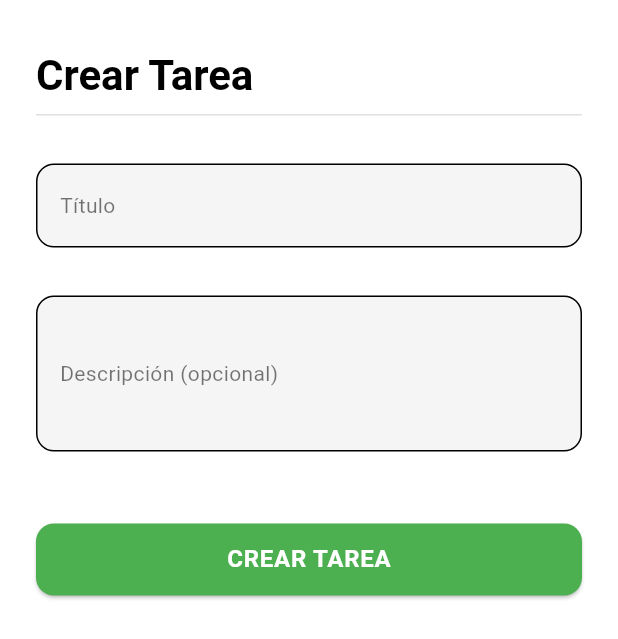
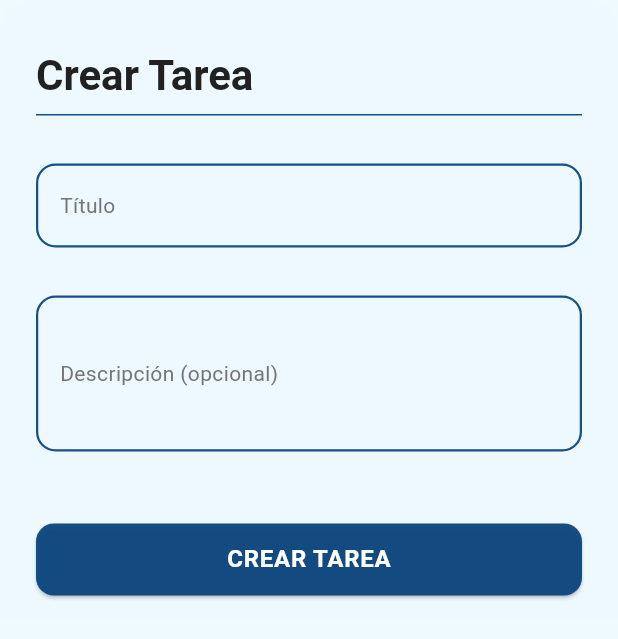
Before and after one commit to Bayron94/Task_Manager-Flutter_BLoC, a Flutter app: the CreateTaskBottomSheet widget shown alone on an empty page, opened directly, on a phone screen of 412 x 824 dp. Shown: the top 639 px of the screen. Run offline on Flutter 3.47's test engine with Material 3 defaults, Android fonts, the phone set to English and light mode, and no system bars; our stand-ins replace dartz, equatable, flutter_bloc, fluttertoast, get_it, hive and 1 more; accounts and stored records are empty; statements that could not run were skipped.

Commit message:
refactor: change theme

```diff
--- a/lib/core/theme/theme.dart
+++ b/lib/core/theme/theme.dart
@@ -1,138 +1,135 @@
 import 'package:flutter/material.dart';
 
+const Color customPrimaryColor = Color.fromARGB(237, 8, 67, 125);
+const Color customSecondaryColor = Color(0xFF42A5F5);
+const Color customAccentColor = Color(0xFF4F87DB);
+const Color customBackground = Color(0xDFEDF9FF);
+const Color customTextColor = Color(0xFF212121);
+const Color customHintColor = Color(0xFF757575);
+const Color customCardColor = Color(0xC0F5F8FC);
+
 class AppTheme {
-  static final lightTheme = ThemeData(
-    brightness: Brightness.light,
-    primaryColor: Colors.green.shade100.withOpacity(0.1),
-    scaffoldBackgroundColor: Colors.white,
-    appBarTheme: const AppBarTheme(
-      backgroundColor: Colors.grey,
+  final bool isDarkmode;
+
+  AppTheme({
+    this.isDarkmode = false,
+  });
+
+  ThemeData getTheme() => ThemeData(
+        useMaterial3: true,
+        brightness: isDarkmode ? Brightness.dark : Brightness.light,
+        primaryColor: customPrimaryColor,
+        scaffoldBackgroundColor: isDarkmode ? Colors.black : customBackground,
+        colorScheme: ColorScheme(
+          brightness: isDarkmode ? Brightness.dark : Brightness.light,
+          primary: customPrimaryColor,
+          onPrimary: Colors.white,
+          secondary: customSecondaryColor,
+          onSecondary: Colors.white,
+          error: Colors.red,
+          onError: Colors.white,
+          background: isDarkmode ? Colors.black : customBackground,
+          onBackground: isDarkmode ? Colors.white : customTextColor,
+          surface: isDarkmode ? Colors.grey.shade800 : Colors.white,
+          onSurface: isDarkmode ? Colors.white : customTextColor,
+        ),
+
+        //* AppBar Theme
+        appBarTheme: AppBarTheme(
+          backgroundColor: isDarkmode ? Colors.black : customPrimaryColor,
+          centerTitle: true,
+          elevation: 0,
+          titleTextStyle: const TextStyle(
+            color: Colors.white,
+            fontWeight: FontWeight.bold,
+            fontSize: 20,
+          ),
+          iconTheme: const IconThemeData(
+            color: Colors.white,
+          ),
+        ),
+
+        //* Filled Button Theme
+        filledButtonTheme: FilledButtonThemeData(
+          style: TextButton.styleFrom(
             foregroundColor: Colors.white,
-      elevation: 0,
+            textStyle:
+                const TextStyle(fontSize: 18, fontWeight: FontWeight.bold),
+            backgroundColor: customPrimaryColor,
+            shape: RoundedRectangleBorder(
+              borderRadius: BorderRadius.circular(12.0),
             ),
-    colorScheme: ColorScheme.light(
-      surface: Colors.white,
-      background: Colors.grey.shade50,
-      primary: Colors.green,
-      secondary: Colors.teal,
-      error: Colors.red,
           ),
-    cardColor: Colors.green.shade200,
-    secondaryHeaderColor: Colors.grey.shade300,
+        ),
+
+        //* FloatingActionButton Theme
+        floatingActionButtonTheme: const FloatingActionButtonThemeData(
+          backgroundColor: customSecondaryColor,
+          foregroundColor: Colors.white,
+          elevation: 4,
+        ),
+
+        //* Card Theme
+        cardColor: isDarkmode ? Colors.grey.shade800 : Colors.white,
+        cardTheme: CardTheme(
+          margin: const EdgeInsets.all(8.0),
+          shape: RoundedRectangleBorder(
+            borderRadius: BorderRadius.circular(12.0),
+          ),
+          elevation: 4,
+        ),
+
+        //* Text Inputs
+        inputDecorationTheme: _inputDecorations,
+
+        //* Dropdown Menu Theme
+        dropdownMenuTheme: DropdownMenuThemeData(
+          inputDecorationTheme: _inputDecorations,
+          textStyle: const TextStyle(color: customTextColor),
+        ),
+
+        //* Text Theme
         textTheme: const TextTheme(
           displayLarge: TextStyle(
             fontSize: 32,
             fontWeight: FontWeight.bold,
-        color: Colors.black,
+            color: customTextColor,
           ),
           titleLarge: TextStyle(
-        fontSize: 20,
+            fontSize: 18,
             fontWeight: FontWeight.w600,
-        color: Colors.black,
+            color: customTextColor,
           ),
           bodyLarge: TextStyle(
             fontSize: 16,
             fontWeight: FontWeight.normal,
-        color: Colors.black87,
+            color: customTextColor,
           ),
           bodyMedium: TextStyle(
             fontSize: 14,
             fontWeight: FontWeight.normal,
-        color: Colors.black54,
+            color: customHintColor,
           ),
-    ),
-    floatingActionButtonTheme: const FloatingActionButtonThemeData(
-      backgroundColor: Colors.green,
-      foregroundColor: Colors.white,
-    ),
-    elevatedButtonTheme: ElevatedButtonThemeData(
-      style: ButtonStyle(
-        backgroundColor: MaterialStateProperty.all(Colors.blue),
-        foregroundColor: MaterialStateProperty.all(Colors.white),
-        textStyle: MaterialStateProperty.all(
-          const TextStyle(fontWeight: FontWeight.bold),
-        ),
-      ),
-    ),
-    inputDecorationTheme: InputDecorationTheme(
-      filled: true,
-      fillColor: Colors.grey.shade100,
-      border: OutlineInputBorder(
-        borderRadius: BorderRadius.circular(10),
-        borderSide: const BorderSide(color: Colors.blue),
-      ),
-      focusedBorder: OutlineInputBorder(
-        borderRadius: BorderRadius.circular(10),
-        borderSide: const BorderSide(color: Colors.green, width: 2),
-      ),
-      labelStyle: const TextStyle(color: Colors.black54),
         ),
       );
 
-  static final darkTheme = ThemeData(
-    brightness: Brightness.dark,
-    primaryColor: Colors.grey.shade500.withOpacity(0.3),
-    scaffoldBackgroundColor: Colors.grey.shade900,
-    appBarTheme: const AppBarTheme(
-      backgroundColor: Colors.green,
-      foregroundColor: Colors.white,
-      elevation: 0,
-    ),
-    colorScheme: ColorScheme.dark(
-      primary: Colors.green,
-      secondary: Colors.teal,
-      surface: Colors.grey.shade800,
-      background: Colors.black,
-      error: Colors.red,
-    ),
-    cardColor: Colors.grey.shade900,
-    textTheme: const TextTheme(
-      displayLarge: TextStyle(
-        fontSize: 32,
-        fontWeight: FontWeight.bold,
-        color: Colors.white,
-      ),
-      titleLarge: TextStyle(
-        fontSize: 20,
-        fontWeight: FontWeight.w600,
-        color: Colors.white,
-      ),
-      bodyLarge: TextStyle(
-        fontSize: 16,
-        fontWeight: FontWeight.normal,
-        color: Colors.white70,
-      ),
-      bodyMedium: TextStyle(
-        fontSize: 14,
-        fontWeight: FontWeight.normal,
-        color: Colors.white60,
-      ),
-    ),
-    floatingActionButtonTheme: const FloatingActionButtonThemeData(
-      backgroundColor: Colors.green,
-      foregroundColor: Colors.white,
-    ),
-    elevatedButtonTheme: ElevatedButtonThemeData(
-      style: ButtonStyle(
-        backgroundColor: MaterialStateProperty.all(Colors.green),
-        foregroundColor: MaterialStateProperty.all(Colors.white),
-        textStyle: MaterialStateProperty.all(
-          const TextStyle(fontWeight: FontWeight.bold),
-        ),
-      ),
-    ),
-    inputDecorationTheme: InputDecorationTheme(
+  final _inputDecorations = InputDecorationTheme(
+    fillColor: customBackground,
     filled: true,
-      fillColor: Colors.grey.shade800,
-      border: OutlineInputBorder(
-        borderRadius: BorderRadius.circular(10),
-        borderSide: const BorderSide(color: Colors.green),
-      ),
-      focusedBorder: OutlineInputBorder(
-        borderRadius: BorderRadius.circular(10),
-        borderSide: const BorderSide(color: Colors.blue, width: 2),
-      ),
-      labelStyle: const TextStyle(color: Colors.white54),
+    hintStyle: const TextStyle(color: customHintColor),
+    labelStyle: const TextStyle(color: customTextColor),
+    enabledBorder: buildBorderColor(customPrimaryColor),
+    focusedBorder: buildBorderColor(customPrimaryColor),
+    border: buildBorderColor(customAccentColor),
+  );
+
+  static OutlineInputBorder buildBorderColor(Color borderColor) {
+    return OutlineInputBorder(
+      borderRadius: BorderRadius.circular(13),
+      borderSide: BorderSide(
+        color: borderColor,
+        width: 1.5,
       ),
     );
   }
+}
--- a/lib/features/task/presentation/screens/tasks_screen.dart
+++ b/lib/features/task/presentation/screens/tasks_screen.dart
@@ -1,6 +1,7 @@
 import 'package:flutter/material.dart';
 import 'package:flutter_bloc/flutter_bloc.dart';
 import 'package:fluttertoast/fluttertoast.dart';
+import 'package:task_app_2024/core/core.dart';
 import 'package:task_app_2024/features/task/presentation/blocs/blocs.dart';
 import 'package:task_app_2024/features/task/presentation/widgets/widgets.dart';
 
@@ -14,6 +15,7 @@ class TasksScreen extends StatelessWidget {
 
     return SafeArea(
       child: Scaffold(
+        backgroundColor: customBackground,
         appBar: PreferredSize(
           preferredSize: const Size.fromHeight(100),
           child: Container(
@@ -23,19 +25,15 @@ class TasksScreen extends StatelessWidget {
               right: 16,
               bottom: 10,
             ),
-            color: theme.secondaryHeaderColor,
             child: Column(
               children: [
                 Center(
-                  child: Text(
-                    'Tus Tareas',
-                    style: textTheme.displayLarge,
-                  ),
+                  child: Text('Tus Tareas', style: textTheme.displayLarge),
                 ),
                 const SizedBox(height: 8),
                 Container(
                   height: 1,
-                  color: Colors.white,
+                  color: customPrimaryColor,
                 ),
               ],
             ),
@@ -62,6 +60,11 @@ class TasksScreen extends StatelessWidget {
                                   : filter == TaskFilter.completed
                                       ? 'Completadas'
                                       : 'No Completadas',
+                              style: TextStyle(
+                                color: isSelected
+                                    ? Colors.white
+                                    : customPrimaryColor,
+                              ),
                             ),
                             selected: isSelected,
                             onSelected: (selected) {
@@ -71,8 +74,17 @@ class TasksScreen extends StatelessWidget {
                                     .add(ChangeFilter(filter));
                               }
                             },
-                            selectedColor: Colors.green,
-                            backgroundColor: Colors.grey.shade300,
+                            selectedColor: customPrimaryColor,
+                            backgroundColor: customCardColor,
+                            side: BorderSide(
+                              color: isSelected
+                                  ? Colors.white
+                                  : customPrimaryColor,
+                              width: 1,
+                            ),
+                            shape: RoundedRectangleBorder(
+                              borderRadius: BorderRadius.circular(12),
+                            ),
                           );
                         }).toList(),
                       ),
@@ -118,6 +130,7 @@ class TasksScreen extends StatelessWidget {
           ),
         ),
         floatingActionButton: FloatingActionButton(
+          backgroundColor: customPrimaryColor,
           onPressed: () => _showCreateTaskBottomSheet(context),
           child: const Icon(Icons.add),
         ),
@@ -143,10 +156,12 @@ class TasksScreen extends StatelessWidget {
         final textTheme = Theme.of(context).textTheme;
 
         return AlertDialog(
-          backgroundColor: Theme.of(context).dialogBackgroundColor,
           shape: RoundedRectangleBorder(
             borderRadius: BorderRadius.circular(20),
           ),
+          shadowColor: customCardColor,
+          surfaceTintColor: customCardColor,
+          backgroundColor: customCardColor,
           title: Text(
             'Eliminar Tarea',
             style: textTheme.titleLarge,
@@ -160,12 +175,14 @@ class TasksScreen extends StatelessWidget {
               onPressed: () => Navigator.of(context).pop(),
               child: Text(
                 'Cancelar',
-                style: textTheme.bodyLarge?.copyWith(color: Colors.grey),
+                style: textTheme.bodyLarge!.copyWith(
+                  fontWeight: FontWeight.bold,
+                ),
               ),
             ),
             ElevatedButton(
               style: ElevatedButton.styleFrom(
-                backgroundColor: Colors.red, // Rojo para resaltar
+                backgroundColor: customPrimaryColor,
                 shape: RoundedRectangleBorder(
                   borderRadius: BorderRadius.circular(12),
                 ),
@@ -190,7 +207,7 @@ class TasksScreen extends StatelessWidget {
       msg: "¡Tarea completada!",
       toastLength: Toast.LENGTH_SHORT,
       gravity: ToastGravity.BOTTOM,
-      backgroundColor: Colors.green,
+      backgroundColor: customPrimaryColor,
       textColor: Colors.white,
       fontSize: 16,
     );
--- a/lib/features/task/presentation/widgets/create_task_bottom_sheet.dart
+++ b/lib/features/task/presentation/widgets/create_task_bottom_sheet.dart
@@ -1,6 +1,7 @@
 import 'package:flutter/material.dart';
 import 'package:flutter_bloc/flutter_bloc.dart';
 import 'package:fluttertoast/fluttertoast.dart';
+import 'package:task_app_2024/core/core.dart';
 import 'package:task_app_2024/features/task/presentation/blocs/blocs.dart';
 
 class CreateTaskBottomSheet extends StatefulWidget {
@@ -28,18 +29,17 @@ class _CreateTaskBottomSheetState extends State<CreateTaskBottomSheet> {
             ),
           );
 
-      // Simulación de éxito y cierre del BottomSheet
       Future.delayed(const Duration(seconds: 1), () {
         setState(() => _isLoading = false);
         Fluttertoast.showToast(
           msg: "Tarea creada exitosamente",
           toastLength: Toast.LENGTH_SHORT,
           gravity: ToastGravity.BOTTOM,
-          backgroundColor: Colors.green,
+          backgroundColor: customPrimaryColor,
           textColor: Colors.white,
           fontSize: 16,
         );
-        Navigator.of(context).pop(); // Cerrar el BottomSheet
+        Navigator.of(context).pop();
       });
     }
   }
@@ -76,7 +76,7 @@ class _CreateTaskBottomSheetState extends State<CreateTaskBottomSheet> {
             const SizedBox(height: 8),
             Container(
               height: 1,
-              color: Colors.grey.shade300,
+              color: customPrimaryColor,
             ),
             const SizedBox(height: 32),
             TextFormField(
@@ -86,7 +86,7 @@ class _CreateTaskBottomSheetState extends State<CreateTaskBottomSheet> {
                 labelStyle: textTheme.bodyMedium,
                 border: OutlineInputBorder(
                   borderRadius: BorderRadius.circular(12),
-                  borderSide: const BorderSide(color: Colors.grey),
+                  borderSide: const BorderSide(color: customHintColor),
                 ),
               ),
               validator: (value) {
@@ -104,7 +104,7 @@ class _CreateTaskBottomSheetState extends State<CreateTaskBottomSheet> {
                 labelStyle: textTheme.bodyMedium,
                 border: OutlineInputBorder(
                   borderRadius: BorderRadius.circular(12),
-                  borderSide: const BorderSide(color: Colors.grey),
+                  borderSide: const BorderSide(color: customHintColor),
                 ),
               ),
               maxLines: 3,
@@ -117,7 +117,7 @@ class _CreateTaskBottomSheetState extends State<CreateTaskBottomSheet> {
                     height: 48,
                     child: ElevatedButton(
                       style: ElevatedButton.styleFrom(
-                        backgroundColor: Colors.green,
+                        backgroundColor: customPrimaryColor,
                         shape: RoundedRectangleBorder(
                           borderRadius: BorderRadius.circular(12),
                         ),
--- a/lib/features/task/presentation/widgets/task_item.dart
+++ b/lib/features/task/presentation/widgets/task_item.dart
@@ -1,4 +1,5 @@
 import 'package:flutter/material.dart';
+import 'package:task_app_2024/core/core.dart';
 import 'package:task_app_2024/features/task/domain/entities/entities.dart';
 
 class TaskItem extends StatelessWidget {
@@ -23,7 +24,7 @@ class TaskItem extends StatelessWidget {
       shape: RoundedRectangleBorder(borderRadius: BorderRadius.circular(12)),
       elevation: 3,
       child: ListTile(
-        tileColor: theme.primaryColor,
+        tileColor: customCardColor,
         contentPadding: const EdgeInsets.symmetric(horizontal: 16, vertical: 8),
         shape: RoundedRectangleBorder(borderRadius: BorderRadius.circular(12)),
         leading: GestureDetector(
@@ -32,11 +33,12 @@ class TaskItem extends StatelessWidget {
             task.isCompleted
                 ? Icons.check_circle
                 : Icons.radio_button_unchecked,
-            color: task.isCompleted ? Colors.green : Colors.grey,
+            color: task.isCompleted ? customPrimaryColor : customHintColor,
+            size: 32,
           ),
         ),
         title: Text(
-          task.title,
+          task.title.toUpperCase(),
           style: textTheme.titleLarge,
         ),
         subtitle: Text(
@@ -44,7 +46,11 @@ class TaskItem extends StatelessWidget {
           style: textTheme.bodyMedium,
         ),
         trailing: IconButton(
-          icon: const Icon(Icons.delete, color: Colors.red),
+          icon: const Icon(
+            Icons.delete,
+            color: customHintColor,
+            size: 24,
+          ),
           onPressed: onDelete,
         ),
       ),
--- a/lib/main.dart
+++ b/lib/main.dart
@@ -5,7 +5,7 @@ import 'package:task_app_2024/core/di/service_locator.dart';
 import 'package:task_app_2024/features/task/presentation/screens/tasks_screen.dart';
 
 import 'core/core.dart';
-import 'features/task/data/models/models.dart';
+import 'features/task/data/models/task_model.dart';
 import 'features/task/presentation/blocs/blocs.dart';
 
 void main() async {
@@ -35,9 +35,7 @@ class MyApp extends StatelessWidget {
       child: MaterialApp(
         title: 'Task Manager',
         debugShowCheckedModeBanner: false,
-        theme: AppTheme.lightTheme,
-        darkTheme: AppTheme.darkTheme,
-        themeMode: ThemeMode.system,
+        theme: AppTheme().getTheme(),
         home: const TasksScreen(),
       ),
     );
```
Lines whose indentation alone changed are shown as unchanged.
